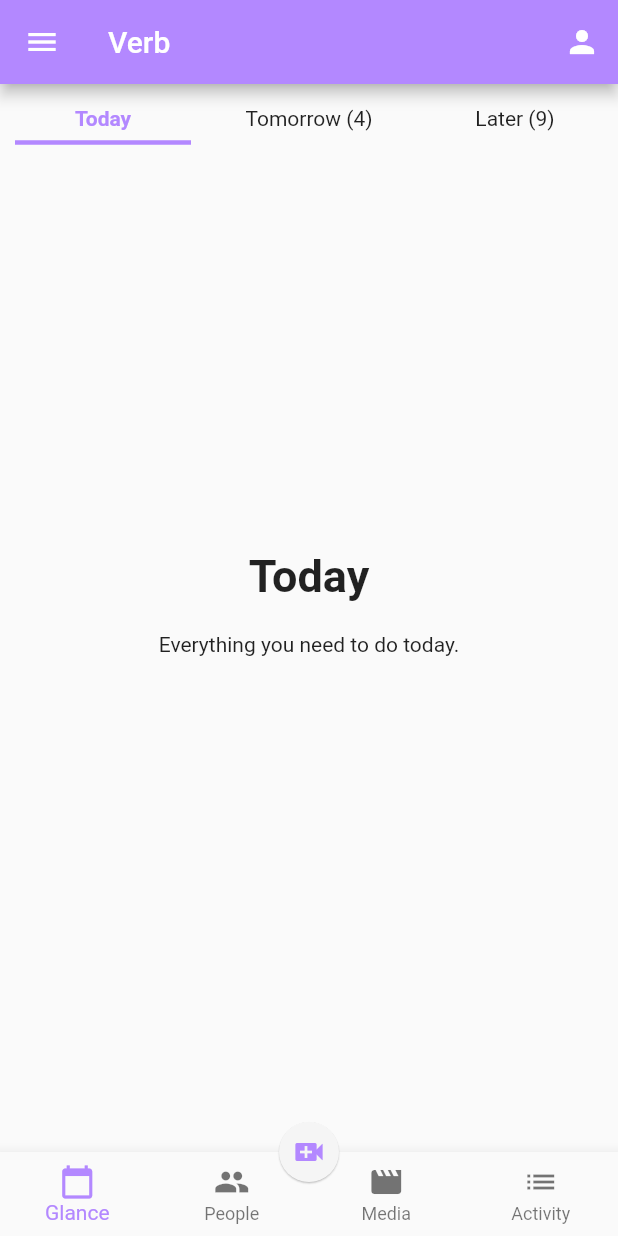
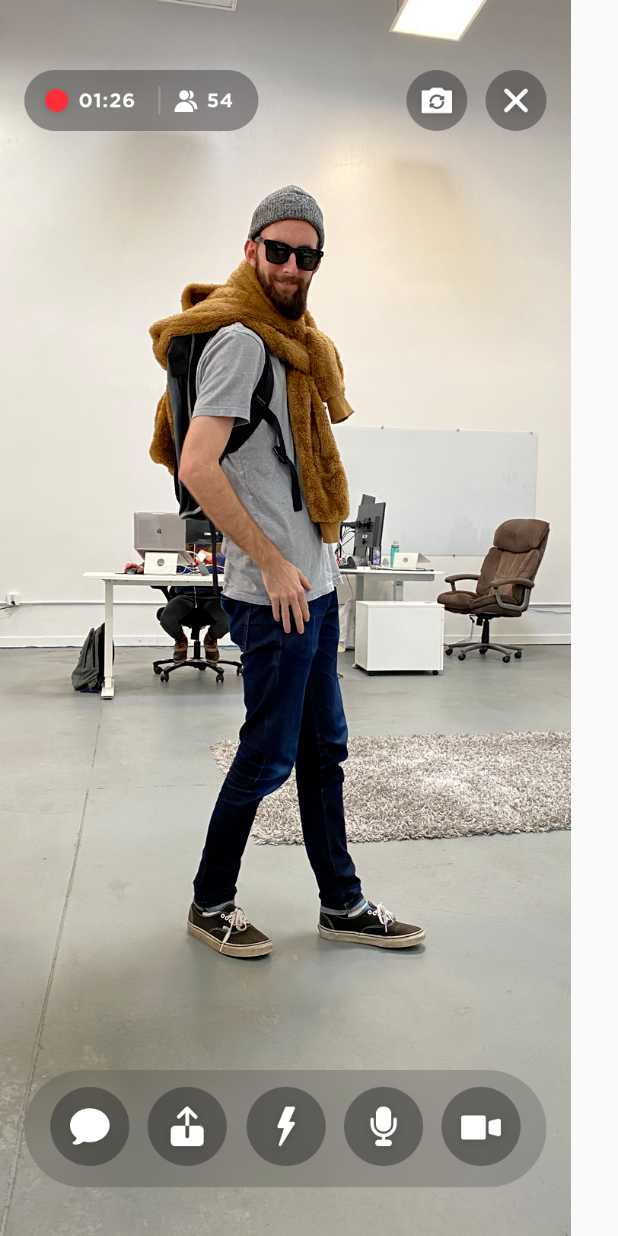
Before and after one commit to jeffhigham-f3/crm-flutter, a Flutter app: the CrmAppHome screen opened by its route, after a tap on the "video call" icon, on a phone screen of 412 x 824 dp. Run offline on Flutter 3.47's test engine with Material 2 defaults, Android fonts, the phone set to English and light mode, and no system bars; our stand-ins replace universal_platform; network calls fail.

Commit message:
prototyping live video from pervasive button

```diff
--- a/lib/screens/crm_app_home.dart
+++ b/lib/screens/crm_app_home.dart
@@ -1,5 +1,6 @@
 import 'package:flutter/material.dart';
 import 'package:verb_crm_flutter/screens/glance_home_screen.dart';
+import 'package:verb_crm_flutter/screens/live_video_screen.dart';
 
 class CrmAppHome extends StatefulWidget {
   static const String id = 'crm_app_home';
@@ -114,7 +115,13 @@ class _CrmAppHomeState extends State<CrmAppHome> {
           Icons.video_call,
         ),
         onPressed: (() {
-          print("launch camera");
+          Navigator.push(
+            context,
+            MaterialPageRoute(
+              builder: (context) => LiveVideoScreen(),
+              fullscreenDialog: true,
+            ),
+          );
         }),
       ),
       floatingActionButtonLocation: FloatingActionButtonLocation.miniCenterDocked,
--- a/lib/screens/glance_home_screen.dart
+++ b/lib/screens/glance_home_screen.dart
@@ -2,7 +2,6 @@ import 'package:flutter/material.dart';
 import 'package:verb_crm_flutter/screens/glance/glance_today.dart';
 import 'package:verb_crm_flutter/screens/glance/glance_tomorrow.dart';
 import 'package:verb_crm_flutter/screens/glance/glance_later.dart';
-import 'dart:math';
 
 class GlanceHomeScreen extends StatefulWidget {
   static const String id = 'glance_home_screen';
--- /dev/null
+++ b/lib/screens/live_video_screen.dart
@@ -0,0 +1,21 @@
+import 'package:flutter/material.dart';
+
+class LiveVideoScreen extends StatefulWidget {
+  static const String id = 'live_video_screen';
+  @override
+  _LiveVideoScreenState createState() => _LiveVideoScreenState();
+}
+
+class _LiveVideoScreenState extends State<LiveVideoScreen> {
+  @override
+  Widget build(BuildContext context) {
+    return Scaffold(
+      body: GestureDetector(
+        child: Image.asset('assets/live.png'),
+        onTap: (() {
+          Navigator.pop(context);
+        }),
+      ),
+    );
+  }
+}
--- a/lib/screens/main_app.dart
+++ b/lib/screens/main_app.dart
@@ -5,6 +5,7 @@ import 'package:verb_crm_flutter/screens/crm_login_screen.dart';
 import 'package:verb_crm_flutter/screens/crm_app_home.dart';
 import 'package:verb_crm_flutter/screens/goal_picker_screen.dart';
 import 'package:verb_crm_flutter/screens/glance_home_screen.dart';
+import 'package:verb_crm_flutter/screens/live_video_screen.dart';
 
 class MainApp extends StatelessWidget {
   @override
@@ -18,6 +19,7 @@ class MainApp extends StatelessWidget {
         CrmAppHome.id: (context) => CrmAppHome(),
         GoalPickerScreen.id: (context) => GoalPickerScreen(),
         GlanceHomeScreen.id: (context) => GlanceHomeScreen(),
+        LiveVideoScreen.id: (context) => LiveVideoScreen(),
       },
       debugShowCheckedModeBanner: false,
     );
--- a/pubspec.yaml
+++ b/pubspec.yaml
@@ -47,8 +47,8 @@ flutter:
   uses-material-design: true
 
   # To add assets to your application, add an assets section, like this:
-  # assets:
-  #   - images/a_dot_burr.jpeg
+  assets:
+    - assets/live.png
   #   - images/a_dot_ham.jpeg
 
   # An image asset can refer to one or more resolution-specific "variants", see
```
Also changed, not shown: assets/live.png (added).
